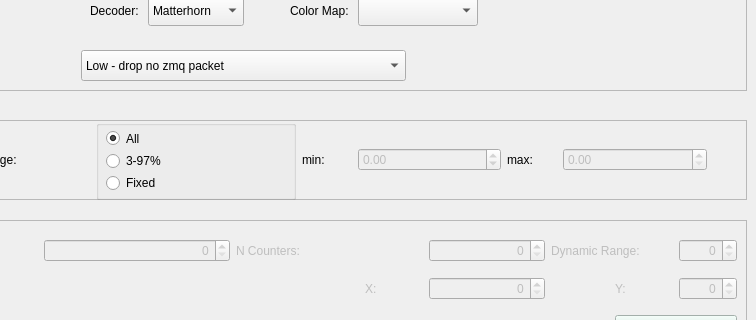
Qt form pyctbgui/ui/plot.ui (slsdetectorgroup/slsDetectorPackage) before a commit; both pictures show x 104 to 860 and y 100 to 420 of the 860 by 800 pixel window.
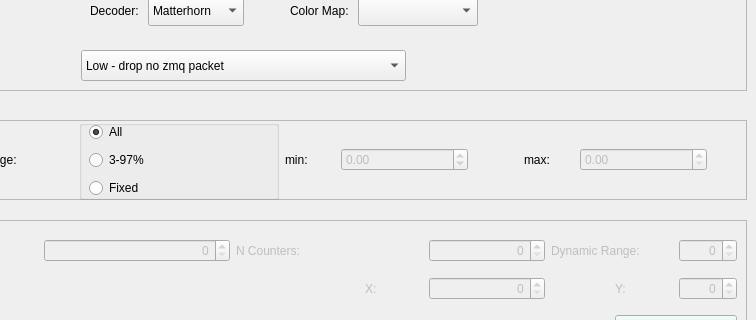
The same form after that commit.

What changed in the file:
```diff
--- a/pyctbgui/ui/plot.ui
+++ b/pyctbgui/ui/plot.ui
@@ -759,9 +759,9 @@
         <property name="geometry">
          <rect>
           <x>10</x>
-          <y>10</y>
+          <y>0</y>
           <width>171</width>
-          <height>61</height>
+          <height>81</height>
          </rect>
         </property>
         <layout class="QVBoxLayout" name="verticalLayout">
@@ -823,7 +823,14 @@
       </widget>
      </item>
      <item>
-      <layout class="QHBoxLayout" name="horizontalLayout_2"/>
+      <layout class="QHBoxLayout" name="horizontalLayout_2">
+       <property name="sizeConstraint">
+        <enum>QLayout::SetMinimumSize</enum>
+       </property>
+       <property name="leftMargin">
+        <number>50</number>
+       </property>
+      </layout>
      </item>
      <item>
       <widget class="QLabel" name="label_2">
```
